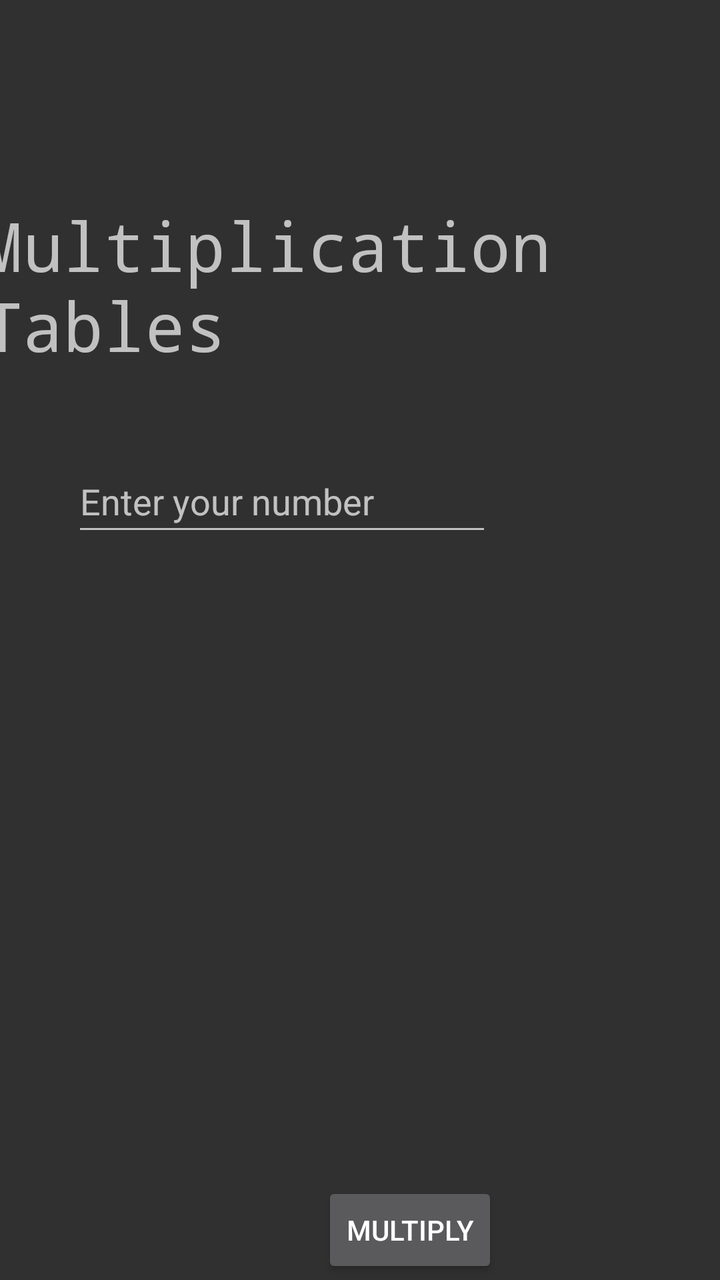
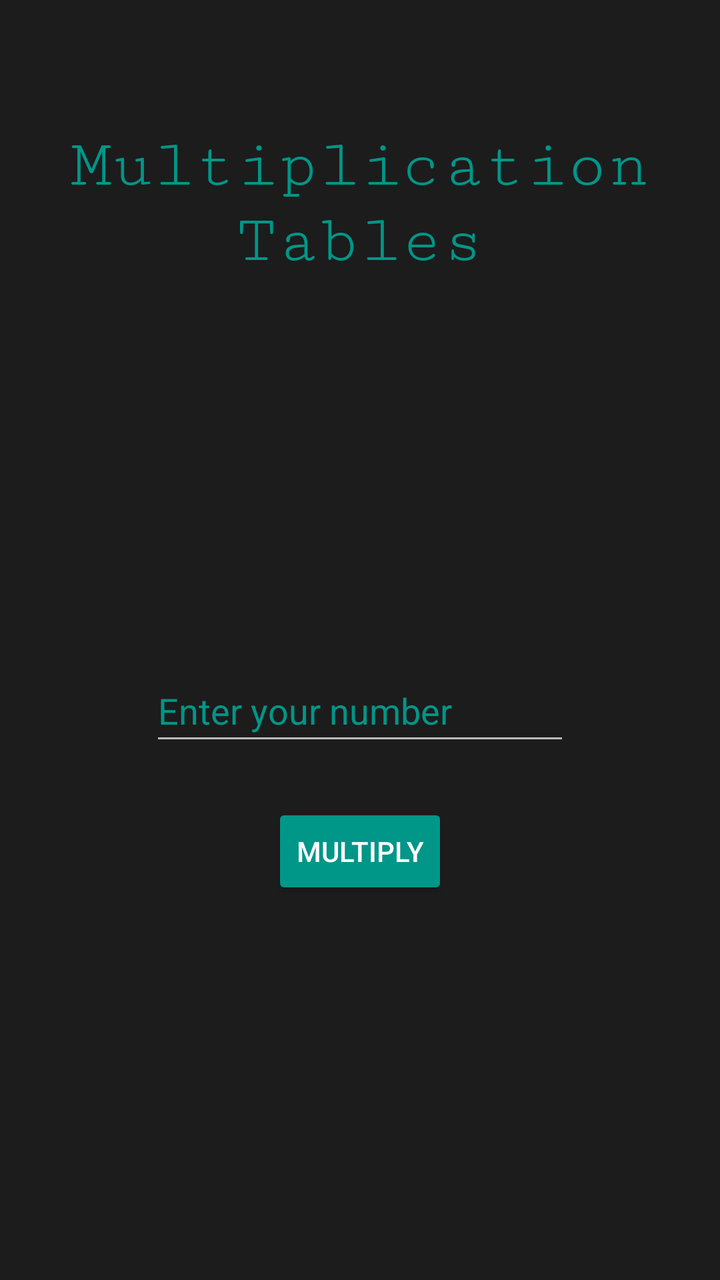

Two renders of the same Android screen: before a commit and after it. Below are the layout's source before the change and the commit's diff.
<!-- AndroidManifest.xml: application theme Theme.Multiplaction -->
<!-- res/layout/activity_main.xml -->
<?xml version="1.0" encoding="utf-8"?>
<androidx.constraintlayout.widget.ConstraintLayout xmlns:android="http://schemas.android.com/apk/res/android"
    xmlns:app="http://schemas.android.com/apk/res-auto"
    xmlns:tools="http://schemas.android.com/tools"
    android:id="@+id/main"
    android:layout_width="match_parent"
    android:layout_height="match_parent"
    tools:context=".MainActivity">

    <TextView
        android:id="@+id/titleText"
        android:layout_width="367dp"
        android:layout_height="104dp"
        android:layout_marginStart="18dp"
        android:layout_marginTop="100dp"
        android:layout_marginEnd="26dp"
        android:fontFamily="monospace"
        android:text="@string/multiplication_tables"
        android:textSize="34sp"
        app:layout_constraintEnd_toEndOf="parent"
        app:layout_constraintHorizontal_bias="0.54"
        app:layout_constraintStart_toStartOf="parent"
        app:layout_constraintTop_toTopOf="parent"
        tools:ignore="TextSizeCheck" />

    <EditText
        android:id="@+id/enterNumberText"
        android:layout_width="wrap_content"
        android:layout_height="wrap_content"
        android:layout_marginStart="87dp"
        android:layout_marginTop="300dp"
        android:layout_marginEnd="114dp"
        android:layout_marginBottom="159dp"
        android:autofillHints=""
        android:ems="10"
        android:inputType="number"
        android:minHeight="48dp"
        android:hint="@string/enter_your_number"
        app:layout_constraintBottom_toTopOf="@+id/multiplyBtn"
        app:layout_constraintEnd_toEndOf="parent"
        app:layout_constraintHorizontal_bias="1.0"
        app:layout_constraintStart_toStartOf="parent"
        app:layout_constraintTop_toBottomOf="@+id/titleText"
        tools:ignore="LabelFor" />

    <Button
        android:id="@+id/multiplyBtn"
        android:layout_width="wrap_content"
        android:layout_height="wrap_content"
        android:layout_marginStart="161dp"
        android:layout_marginTop="159dp"
        android:layout_marginEnd="162dp"
        android:layout_marginBottom="280dp"
        android:text="@string/multiply"
        app:layout_constraintBottom_toBottomOf="parent"
        app:layout_constraintEnd_toEndOf="parent"
        app:layout_constraintHorizontal_bias="0.0"
        app:layout_constraintStart_toStartOf="parent"
        app:layout_constraintTop_toBottomOf="@id/enterNumberText" />

</androidx.constraintlayout.widget.ConstraintLayout>
<!-- resources referenced by this layout -->
<resources>
  <string name="enter_your_number">Enter your number</string>
  <string name="multiplication_tables">Multiplication Tables</string>
  <string name="multiply">Multiply</string>
  <style name="Theme.Multiplaction" parent="Theme.Design.NoActionBar" />
</resources>

<!-- the commit's change to res/layout/activity_main.xml (unified diff, before → after) -->
@@ -5,56 +5,50 @@
     android:id="@+id/main"
     android:layout_width="match_parent"
     android:layout_height="match_parent"
+    android:background="#6A000000"
     tools:context=".MainActivity">
 
     <TextView
         android:id="@+id/titleText"
-        android:layout_width="367dp"
-        android:layout_height="104dp"
-        android:layout_marginStart="18dp"
-        android:layout_marginTop="100dp"
-        android:layout_marginEnd="26dp"
-        android:fontFamily="monospace"
+        android:layout_width="0dp"
+        android:layout_height="wrap_content"
+        android:layout_marginTop="64dp"
+        android:fontFamily="serif-monospace"
+        android:gravity="center"
         android:text="@string/multiplication_tables"
+        android:textColor="#009688"
         android:textSize="34sp"
         app:layout_constraintEnd_toEndOf="parent"
-        app:layout_constraintHorizontal_bias="0.54"
         app:layout_constraintStart_toStartOf="parent"
-        app:layout_constraintTop_toTopOf="parent"
-        tools:ignore="TextSizeCheck" />
+        app:layout_constraintTop_toTopOf="parent" />
 
     <EditText
         android:id="@+id/enterNumberText"
         android:layout_width="wrap_content"
         android:layout_height="wrap_content"
-        android:layout_marginStart="87dp"
-        android:layout_marginTop="300dp"
-        android:layout_marginEnd="114dp"
-        android:layout_marginBottom="159dp"
         android:autofillHints=""
         android:ems="10"
+        android:hint="@string/enter_your_number"
         android:inputType="number"
         android:minHeight="48dp"
-        android:hint="@string/enter_your_number"
+        android:textColor="#00F2DB"
+        android:textColorHint="#009688"
         app:layout_constraintBottom_toTopOf="@+id/multiplyBtn"
         app:layout_constraintEnd_toEndOf="parent"
-        app:layout_constraintHorizontal_bias="1.0"
         app:layout_constraintStart_toStartOf="parent"
         app:layout_constraintTop_toBottomOf="@+id/titleText"
+        app:layout_constraintVertical_chainStyle="packed"
         tools:ignore="LabelFor" />
 
     <Button
         android:id="@+id/multiplyBtn"
         android:layout_width="wrap_content"
         android:layout_height="wrap_content"
-        android:layout_marginStart="161dp"
-        android:layout_marginTop="159dp"
-        android:layout_marginEnd="162dp"
-        android:layout_marginBottom="280dp"
+        android:layout_marginTop="24dp"
+        android:backgroundTint="#009688"
         android:text="@string/multiply"
         app:layout_constraintBottom_toBottomOf="parent"
         app:layout_constraintEnd_toEndOf="parent"
-        app:layout_constraintHorizontal_bias="0.0"
         app:layout_constraintStart_toStartOf="parent"
         app:layout_constraintTop_toBottomOf="@id/enterNumberText" />
 
